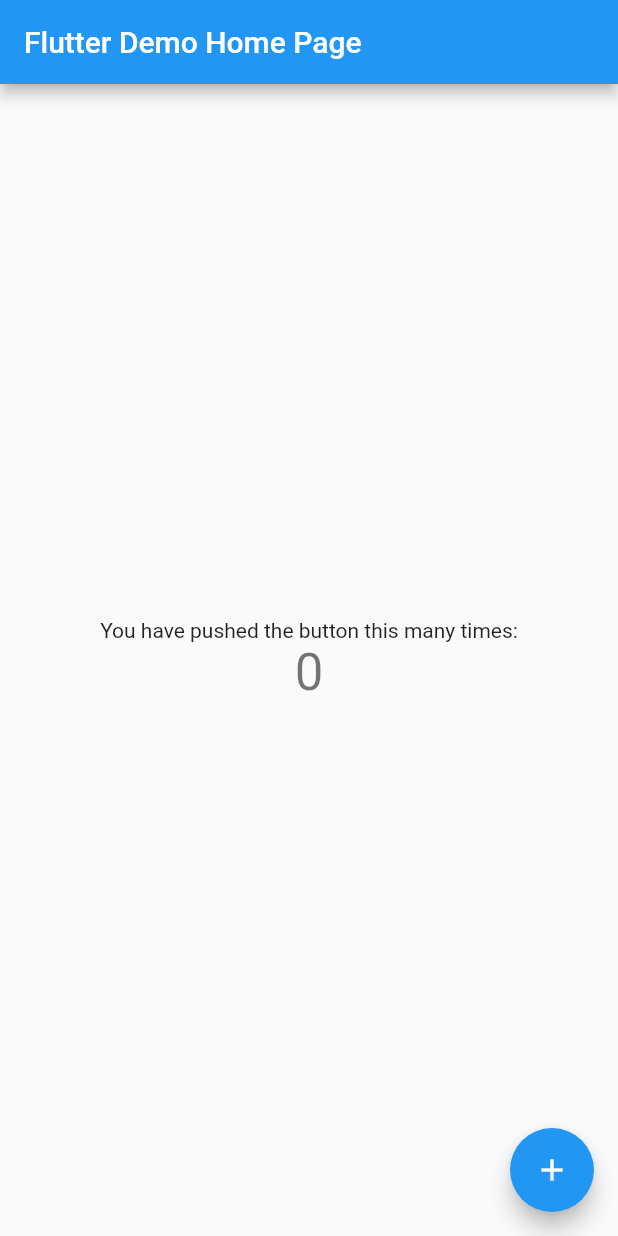
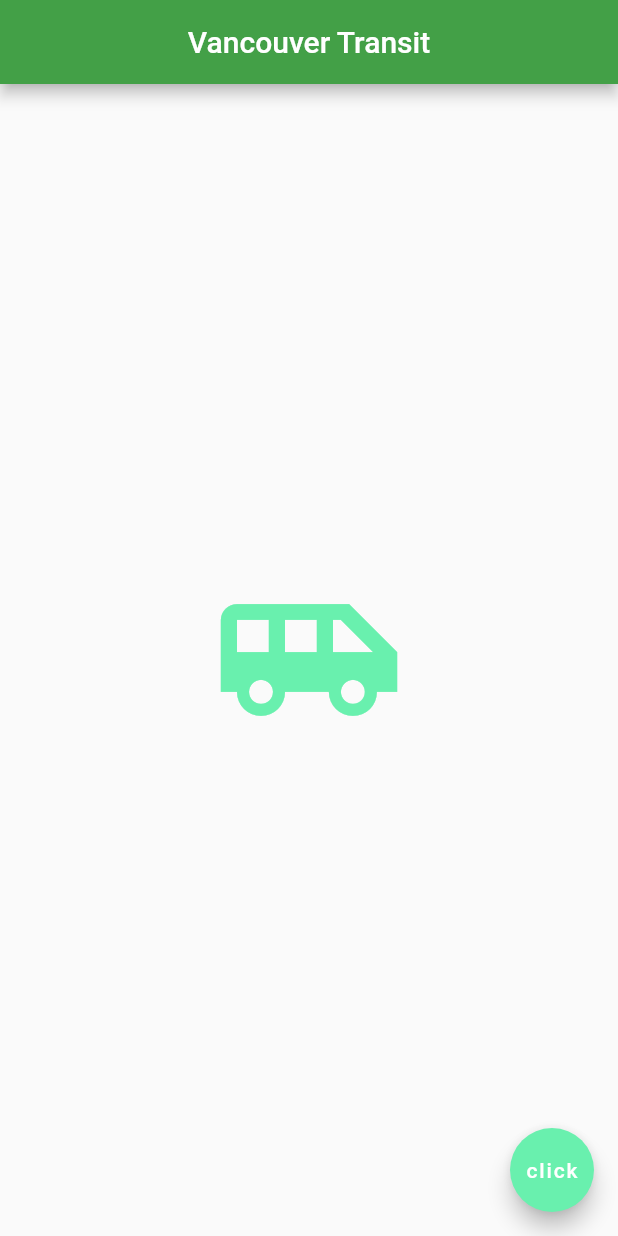
Before and after one commit to Jackette-tech/transit, a Flutter app: the screen it shows after launch, on a phone screen of 412 x 824 dp. Run offline on Flutter 3.47's test engine with Material 2 defaults, Android fonts, the phone set to English and light mode, and no system bars.

Commit message:
python write responses

```diff
--- a/lib/main.dart
+++ b/lib/main.dart
@@ -1,115 +1,31 @@
+// ignore_for_file: prefer_const_constructors
 import 'package:flutter/material.dart';
 
-void main() {
-  runApp(const MyApp());
-}
+void main() => runApp(MaterialApp(home: Home()));
 
-class MyApp extends StatelessWidget {
-  const MyApp({super.key});
+class Home extends StatelessWidget {
+  const Home({Key? key}) : super(key: key);
 
-  // This widget is the root of your application.
   @override
   Widget build(BuildContext context) {
-    return MaterialApp(
-      title: 'Flutter Demo',
-      theme: ThemeData(
-        // This is the theme of your application.
-        //
-        // Try running your application with "flutter run". You'll see the
-        // application has a blue toolbar. Then, without quitting the app, try
-        // changing the primarySwatch below to Colors.green and then invoke
-        // "hot reload" (press "r" in the console where you ran "flutter run",
-        // or simply save your changes to "hot reload" in a Flutter IDE).
-        // Notice that the counter didn't reset back to zero; the application
-        // is not restarted.
-        primarySwatch: Colors.blue,
+    return Scaffold(
+      appBar: AppBar(
+        title: Text('Vancouver Transit'),
+        centerTitle: true,
+        backgroundColor: Colors.green[600],
       ),
-      home: const MyHomePage(title: 'Flutter Demo Home Page'),
+      body: Center(
+        child: Icon(
+          Icons.airport_shuttle,
+          color: Colors.greenAccent,
+          size: 128.0,
+        ),
+      ),
+      floatingActionButton: FloatingActionButton(
+        onPressed: () {},
+        backgroundColor: Colors.greenAccent,
+        child: Text("click"),
+      ),
     );
   }
 }
-
-class MyHomePage extends StatefulWidget {
-  const MyHomePage({super.key, required this.title});
-
-  // This widget is the home page of your application. It is stateful, meaning
-  // that it has a State object (defined below) that contains fields that affect
-  // how it looks.
-
-  // This class is the configuration for the state. It holds the values (in this
-  // case the title) provided by the parent (in this case the App widget) and
-  // used by the build method of the State. Fields in a Widget subclass are
-  // always marked "final".
-
-  final String title;
-
-  @override
-  State<MyHomePage> createState() => _MyHomePageState();
-}
-
-class _MyHomePageState extends State<MyHomePage> {
-  int _counter = 0;
-
-  void _incrementCounter() {
-    setState(() {
-      // This call to setState tells the Flutter framework that something has
-      // changed in this State, which causes it to rerun the build method below
-      // so that the display can reflect the updated values. If we changed
-      // _counter without calling setState(), then the build method would not be
-      // called again, and so nothing would appear to happen.
-      _counter++;
-    });
-  }
-
-  @override
-  Widget build(BuildContext context) {
-    // This method is rerun every time setState is called, for instance as done
-    // by the _incrementCounter method above.
-    //
-    // The Flutter framework has been optimized to make rerunning build methods
-    // fast, so that you can just rebuild anything that needs updating rather
-    // than having to individually change instances of widgets.
-    return Scaffold(
-      appBar: AppBar(
-        // Here we take the value from the MyHomePage object that was created by
-        // the App.build method, and use it to set our appbar title.
-        title: Text(widget.title),
-      ),
-      body: Center(
-        // Center is a layout widget. It takes a single child and positions it
-        // in the middle of the parent.
-        child: Column(
-          // Column is also a layout widget. It takes a list of children and
-          // arranges them vertically. By default, it sizes itself to fit its
-          // children horizontally, and tries to be as tall as its parent.
-          //
-          // Invoke "debug painting" (press "p" in the console, choose the
-          // "Toggle Debug Paint" action from the Flutter Inspector in Android
-          // Studio, or the "Toggle Debug Paint" command in Visual Studio Code)
-          // to see the wireframe for each widget.
-          //
-          // Column has various properties to control how it sizes itself and
-          // how it positions its children. Here we use mainAxisAlignment to
-          // center the children vertically; the main axis here is the vertical
-          // axis because Columns are vertical (the cross axis would be
-          // horizontal).
-          mainAxisAlignment: MainAxisAlignment.center,
-          children: <Widget>[
-            const Text(
-              'You have pushed the button this many times:',
-            ),
-            Text(
-              '$_counter',
-              style: Theme.of(context).textTheme.headline4,
-            ),
-          ],
-        ),
-      ),
-      floatingActionButton: FloatingActionButton(
-        onPressed: _incrementCounter,
-        tooltip: 'Increment',
-        child: const Icon(Icons.add),
-      ), // This trailing comma makes auto-formatting nicer for build methods.
-    );
-  }
-}
```
Also changed, not shown: pubspec.yaml (+8 -11 lines), fonts/Righteous-Regular.ttf (added), output.txt (added), 3 other files.
